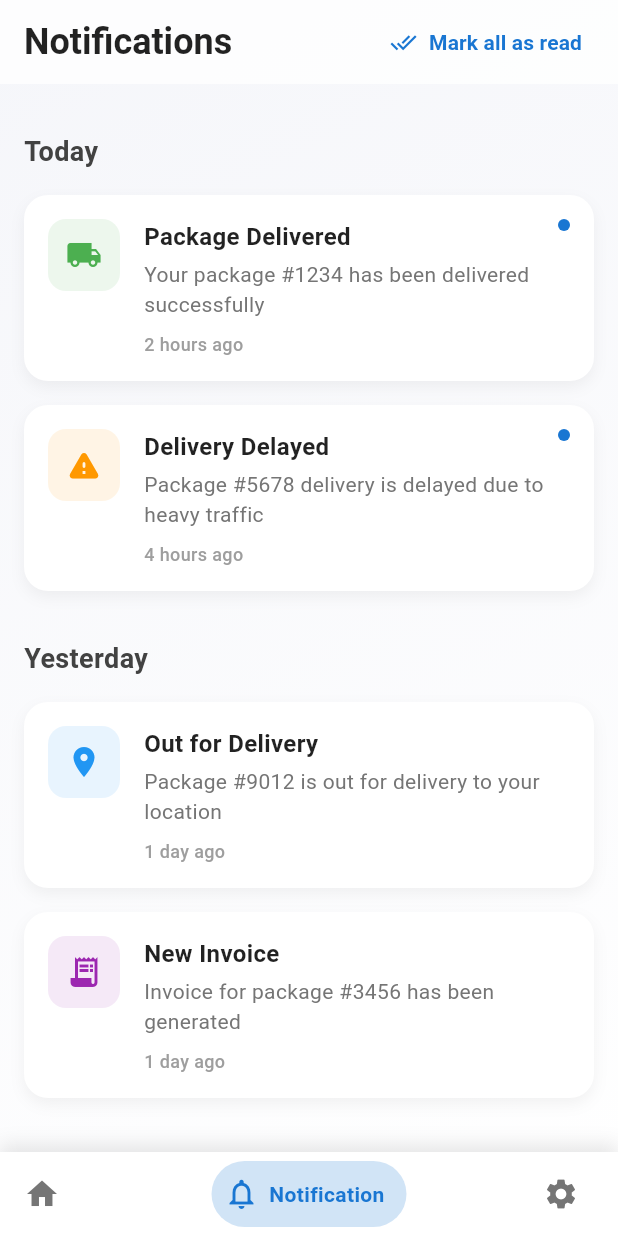
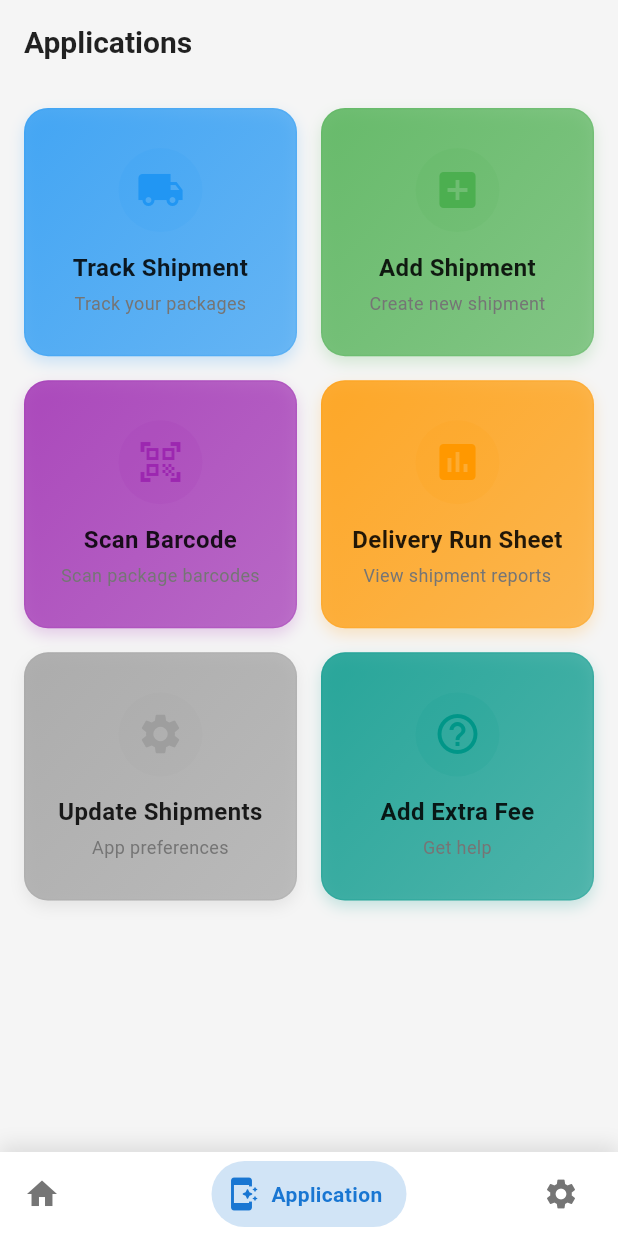
Before and after one commit to AbdulsemedM/Courier-App, a Flutter app: the DashboardScreen screen opened directly, swiped to page 2, on a phone screen of 412 x 824 dp. Run offline on Flutter 3.47's test engine with Material 3 defaults, Android fonts, the phone set to English and light mode, and no system bars; drawn by our look-alikes of bottom_navy_bar; our stand-ins replace flutter_bloc, flutter_secure_storage, permission_handler, shared_preferences, shimmer; missing offline and left inert: mobile_scanner; accounts and stored records are empty.

Commit message:
application on shipment are added

```diff
--- /dev/null
+++ b/lib/features/applications/presentation/screens/applications_screen.dart
@@ -0,0 +1,42 @@
+import 'package:courier_app/core/theme/theme_provider.dart';
+import 'package:courier_app/features/applications/presentation/widgets/application_widget.dart';
+import 'package:flutter/material.dart';
+import 'package:provider/provider.dart';
+
+class ApplicationsScreen extends StatelessWidget {
+  const ApplicationsScreen({super.key});
+
+  void _handleOptionSelected(BuildContext context, Widget screen) {
+    Navigator.push(
+      context,
+      MaterialPageRoute(builder: (context) => screen),
+    );
+  }
+
+  @override
+  Widget build(BuildContext context) {
+    final themeProvider = Provider.of<ThemeProvider>(context);
+    final isDarkMode = themeProvider.isDarkMode;
+
+    return Scaffold(
+      backgroundColor: isDarkMode ? const Color(0xFF0A1931) : Colors.grey[100],
+      appBar: AppBar(
+        elevation: 0,
+        backgroundColor: Colors.transparent,
+        title: Text(
+          'Applications',
+          style: TextStyle(
+            color: isDarkMode ? Colors.white : Colors.black87,
+            fontSize: 20,
+            fontWeight: FontWeight.bold,
+          ),
+        ),
+      ),
+      body: ApplicationWidgets.buildMenuGrid(
+        isDarkMode: isDarkMode,
+        options: defaultMenuOptions,
+        onOptionSelected: (screen) => _handleOptionSelected(context, screen),
+      ),
+    );
+  }
+}
--- /dev/null
+++ b/lib/features/applications/presentation/widgets/application_widget.dart
@@ -0,0 +1,197 @@
+import 'package:courier_app/features/notification_screen/presentation/screen/notification_screen.dart';
+import 'package:flutter/material.dart';
+
+class ApplicationWidgets {
+  static Widget buildMenuGrid({
+    required bool isDarkMode,
+    required List<MenuOption> options,
+    required Function(Widget) onOptionSelected,
+  }) {
+    return GridView.builder(
+      padding: const EdgeInsets.all(16),
+      gridDelegate: const SliverGridDelegateWithFixedCrossAxisCount(
+        crossAxisCount: 2,
+        childAspectRatio: 1.1,
+        crossAxisSpacing: 16,
+        mainAxisSpacing: 16,
+      ),
+      itemCount: options.length,
+      itemBuilder: (context, index) {
+        final option = options[index];
+        return _buildMenuCard(
+          isDarkMode: isDarkMode,
+          option: option,
+          onTap: () => onOptionSelected(option.screen),
+        );
+      },
+    );
+  }
+
+  static Widget _buildMenuCard({
+    required bool isDarkMode,
+    required MenuOption option,
+    required VoidCallback onTap,
+  }) {
+    return Material(
+      color: Colors.transparent,
+      child: InkWell(
+        onTap: onTap,
+        borderRadius: BorderRadius.circular(16),
+        child: Container(
+          decoration: BoxDecoration(
+            gradient: LinearGradient(
+              colors: [
+                option.color.withOpacity(isDarkMode ? 0.2 : 0.8),
+                option.color.withOpacity(isDarkMode ? 0.1 : 0.6),
+              ],
+              begin: Alignment.topLeft,
+              end: Alignment.bottomRight,
+            ),
+            borderRadius: BorderRadius.circular(16),
+            border: Border.all(
+              color: option.color.withOpacity(isDarkMode ? 0.3 : 0.2),
+            ),
+            boxShadow: [
+              BoxShadow(
+                color: option.color.withOpacity(isDarkMode ? 0.1 : 0.2),
+                blurRadius: 8,
+                offset: const Offset(0, 4),
+              ),
+            ],
+          ),
+          child: Column(
+            mainAxisAlignment: MainAxisAlignment.center,
+            children: [
+              Container(
+                padding: const EdgeInsets.all(12),
+                decoration: BoxDecoration(
+                  color: option.color.withOpacity(isDarkMode ? 0.2 : 0.1),
+                  shape: BoxShape.circle,
+                ),
+                child: Icon(
+                  option.icon,
+                  size: 32,
+                  color: isDarkMode ? Colors.white : option.color,
+                ),
+              ),
+              const SizedBox(height: 12),
+              Text(
+                option.title,
+                style: TextStyle(
+                  fontSize: 16,
+                  fontWeight: FontWeight.bold,
+                  color: isDarkMode ? Colors.white : Colors.black87,
+                ),
+                textAlign: TextAlign.center,
+              ),
+              if (option.subtitle != null) ...[
+                const SizedBox(height: 4),
+                Text(
+                  option.subtitle!,
+                  style: TextStyle(
+                    fontSize: 12,
+                    color: isDarkMode ? Colors.grey[400] : Colors.grey[600],
+                  ),
+                  textAlign: TextAlign.center,
+                ),
+              ],
+            ],
+          ),
+        ),
+      ),
+    );
+  }
+
+  static Widget buildEmptyState({required bool isDarkMode}) {
+    return Center(
+      child: Column(
+        mainAxisAlignment: MainAxisAlignment.center,
+        children: [
+          Icon(
+            Icons.apps_outlined,
+            size: 64,
+            color: isDarkMode ? Colors.grey[400] : Colors.grey[600],
+          ),
+          const SizedBox(height: 16),
+          Text(
+            'No Applications Available',
+            style: TextStyle(
+              fontSize: 18,
+              fontWeight: FontWeight.bold,
+              color: isDarkMode ? Colors.white : Colors.black87,
+            ),
+          ),
+          const SizedBox(height: 8),
+          Text(
+            'Please check back later',
+            style: TextStyle(
+              color: isDarkMode ? Colors.grey[400] : Colors.grey[600],
+            ),
+          ),
+        ],
+      ),
+    );
+  }
+}
+
+class MenuOption {
+  final String title;
+  final String? subtitle;
+  final IconData icon;
+  final Color color;
+  final Widget screen;
+
+  const MenuOption({
+    required this.title,
+    this.subtitle,
+    required this.icon,
+    required this.color,
+    required this.screen,
+  });
+}
+
+// Example menu options
+final List<MenuOption> defaultMenuOptions = [
+  const MenuOption(
+    title: 'Track Shipment',
+    subtitle: 'Track your packages',
+    icon: Icons.local_shipping,
+    color: Colors.blue,
+    screen: NotificationScreen(),
+  ),
+  const MenuOption(
+    title: 'Add Shipment',
+    subtitle: 'Create new shipment',
+    icon: Icons.add_box,
+    color: Colors.green,
+    screen: NotificationScreen(),
+  ),
+  const MenuOption(
+    title: 'Scan Barcode',
+    subtitle: 'Scan package barcodes',
+    icon: Icons.qr_code_scanner,
+    color: Colors.purple,
+    screen: NotificationScreen(),
+  ),
+  const MenuOption(
+    title: 'Delivery Run Sheet',
+    subtitle: 'View shipment reports',
+    icon: Icons.assessment,
+    color: Colors.orange,
+    screen: NotificationScreen(),
+  ),
+  const MenuOption(
+    title: 'Update Shipments',
+    subtitle: 'App preferences',
+    icon: Icons.settings,
+    color: Colors.grey,
+    screen: NotificationScreen(),
+  ),
+  const MenuOption(
+    title: 'Add Extra Fee',
+    subtitle: 'Get help',
+    icon: Icons.help_outline,
+    color: Colors.teal,
+    screen: NotificationScreen(),
+  ),
+];
--- a/lib/features/dashboard/presentation/dashboard_screen.dart
+++ b/lib/features/dashboard/presentation/dashboard_screen.dart
@@ -1,6 +1,7 @@
 import 'package:bottom_navy_bar/bottom_navy_bar.dart';
+import 'package:courier_app/features/applications/presentation/screens/applications_screen.dart';
 import 'package:courier_app/features/home_screen/presentation/screen/home_screen.dart';
-import 'package:courier_app/features/notification_screen/presentation/screen/notification_screen.dart';
+// import 'package:courier_app/features/notification_screen/presentation/screen/notification_screen.dart';
 import 'package:courier_app/features/settings_screen/presentation/screen/settings_screen.dart';
 import 'package:flutter/material.dart';
 import 'package:provider/provider.dart';
@@ -61,7 +62,7 @@ class _DashboardScreenState extends State<DashboardScreen> {
             },
             children: const <Widget>[
               HomeScreen(),
-              NotificationScreen(),
+              ApplicationsScreen(),
               SettingsScreen(),
             ],
           ),
@@ -82,7 +83,9 @@ class _DashboardScreenState extends State<DashboardScreen> {
           child: BottomNavyBar(
             selectedIndex: _currentIndex,
             showElevation: false,
-            backgroundColor:isDarkMode?const Color.fromARGB(255, 1, 38, 67): Colors.transparent,
+            backgroundColor: isDarkMode
+                ? const Color.fromARGB(255, 1, 38, 67)
+                : Colors.transparent,
             onItemSelected: (index) {
               setState(() => _currentIndex = index);
               _pageController.jumpToPage(index);
@@ -91,22 +94,28 @@ class _DashboardScreenState extends State<DashboardScreen> {
               BottomNavyBarItem(
                 icon: const Icon(Icons.home),
                 title: const Text('Home'),
-                activeColor: isDarkMode ? Colors.blue.shade200 : Colors.blue.shade700,
-                inactiveColor: isDarkMode ? Colors.grey.shade500 : Colors.grey.shade600,
+                activeColor:
+                    isDarkMode ? Colors.blue.shade200 : Colors.blue.shade700,
+                inactiveColor:
+                    isDarkMode ? Colors.grey.shade500 : Colors.grey.shade600,
                 textAlign: TextAlign.center,
               ),
               BottomNavyBarItem(
-                icon: const Icon(Icons.notifications_outlined),
-                title: const Text('Notifications'),
-                activeColor: isDarkMode ? Colors.blue.shade200 : Colors.blue.shade700,
-                inactiveColor: isDarkMode ? Colors.grey.shade500 : Colors.grey.shade600,
+                icon: const Icon(Icons.app_shortcut_rounded),
+                title: const Text('Application'),
+                activeColor:
+                    isDarkMode ? Colors.blue.shade200 : Colors.blue.shade700,
+                inactiveColor:
+                    isDarkMode ? Colors.grey.shade500 : Colors.grey.shade600,
                 textAlign: TextAlign.center,
               ),
               BottomNavyBarItem(
                 icon: const Icon(Icons.settings),
                 title: const Text('Settings'),
-                activeColor: isDarkMode ? Colors.blue.shade200 : Colors.blue.shade700,
-                inactiveColor: isDarkMode ? Colors.grey.shade500 : Colors.grey.shade600,
+                activeColor:
+                    isDarkMode ? Colors.blue.shade200 : Colors.blue.shade700,
+                inactiveColor:
+                    isDarkMode ? Colors.grey.shade500 : Colors.grey.shade600,
                 textAlign: TextAlign.center,
               ),
             ],
```
